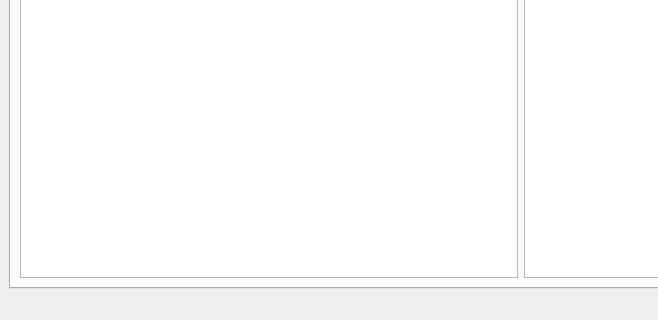
The window that src/AcquisitionApp/src/mainwindow.ui (mortbopet/RTOC) describes before a commit, drawn with Qt 5; both pictures show x 0 to 658 and y 280 to 600 of the 800 by 600 pixel window.
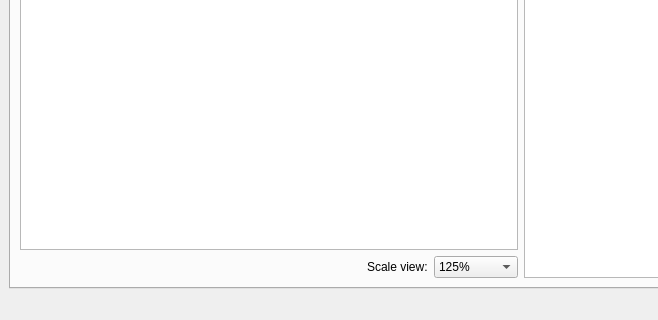
The same window after the commit.

What changed in the file:
```diff
--- a/src/AcquisitionApp/src/mainwindow.ui
+++ b/src/AcquisitionApp/src/mainwindow.ui
@@ -28,7 +28,67 @@
         <item row="0" column="0">
          <layout class="QHBoxLayout" name="horizontalLayout" stretch="1,0">
           <item>
-           <widget class="QGraphicsView" name="graphicsView"/>
+           <layout class="QVBoxLayout" name="verticalLayout_2">
+            <item>
+             <widget class="QGraphicsView" name="graphicsView"/>
+            </item>
+            <item>
+             <layout class="QHBoxLayout" name="horizontalLayout_4">
+              <item>
+               <spacer name="horizontalSpacer_2">
+                <property name="orientation">
+                 <enum>Qt::Horizontal</enum>
+                </property>
+                <property name="sizeHint" stdset="0">
+                 <size>
+                  <width>40</width>
+                  <height>20</height>
+                 </size>
+                </property>
+               </spacer>
+              </item>
+              <item>
+               <widget class="QLabel" name="label_2">
+                <property name="text">
+                 <string>Scale view:</string>
+                </property>
+               </widget>
+              </item>
+              <item>
+               <widget class="QComboBox" name="scale">
+                <property name="currentText">
+                 <string>125%</string>
+                </property>
+                <item>
+                 <property name="text">
+                  <string>125%</string>
+                 </property>
+                </item>
+                <item>
+                 <property name="text">
+                  <string>100%</string>
+                 </property>
+                </item>
+                <item>
+                 <property name="text">
+                  <string>50%</string>
+                 </property>
+                </item>
+                <item>
+                 <property name="text">
+                  <string>25%</string>
+                 </property>
+                </item>
+                <item>
+                 <property name="text">
+                  <string>Fit to view</string>
+                 </property>
+                </item>
+               </widget>
+              </item>
+             </layout>
+            </item>
+           </layout>
           </item>
           <item>
            <layout class="QVBoxLayout" name="verticalLayout">
```
Left out of the diff: 2 changed lines with no effect on the pictures.
